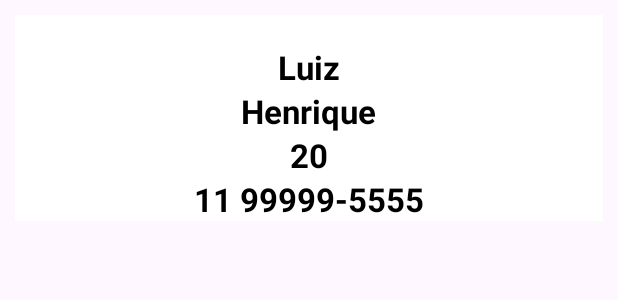
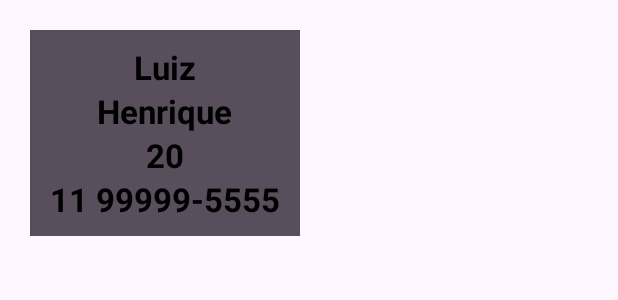
Before and after one commit to blougouras/appAgenda, an Android app: the layout contato_item.xml on its own in the app's theme, with its tools: preview values and no code run, on a phone screen of 412 x 824 dp. Shown: the top 300 px of the screen. Run offline under Robolectric (Android 15) with nearby library versions, the phone set to English and light mode, and no system bars.

Commit message:
finalizando projeto ( testando funcionalidades )

```diff
--- a/app/src/main/res/layout/activity_main.xml
+++ b/app/src/main/res/layout/activity_main.xml
@@ -32,10 +32,10 @@
             android:layout_margin="20dp"
             />
         <androidx.recyclerview.widget.RecyclerView
-            android:background="@color/white"
-            android:layout_width="match_parent"
+            android:layout_width="wrap_content"
             android:layout_height="wrap_content"
-            android:layout_margin="20dp"
+            android:layout_gravity="center"
+            android:layout_margin="30dp"
             android:id="@+id/recyclerViewContatos"
             />
 
--- a/app/src/main/res/layout/contato_item.xml
+++ b/app/src/main/res/layout/contato_item.xml
@@ -2,10 +2,11 @@
 <LinearLayout xmlns:android="http://schemas.android.com/apk/res/android"
     xmlns:tools="http://schemas.android.com/tools"
     android:orientation="vertical"
-    android:layout_width="match_parent"
-    android:layout_margin="10dp"
-    android:background="@color/white"
-    android:layout_height="wrap_content">
+    android:layout_height="wrap_content"
+    android:layout_width="180dp"
+    android:layout_margin="20dp"
+    android:background="@color/reflexo"
+    >
 
     <TextView
         android:id="@+id/txtNome"
@@ -15,7 +16,7 @@
         android:textSize="22sp"
         android:textColor="@color/black"
         android:textStyle="bold"
-        android:layout_marginTop="20dp"
+        android:layout_marginTop="10dp"
         android:layout_gravity="center" />
 
     <TextView
@@ -45,7 +46,8 @@
         android:textSize="22sp"
         android:textColor="@color/black"
         android:textStyle="bold"
-        android:layout_gravity="center" />
+        android:layout_gravity="center"
+        android:layout_marginBottom="10dp"/>
 
     <LinearLayout
         android:layout_width="match_parent"
--- a/app/src/main/res/values/colors.xml
+++ b/app/src/main/res/values/colors.xml
@@ -3,4 +3,5 @@
     <color name="black">#FF000000</color>
     <color name="white">#FFFFFFFF</color>
     <color name="lightGrey">#555957</color>
+    <color name="reflexo">#594E5C</color>
 </resources>
```
Also changed, not shown: 1 other file.
